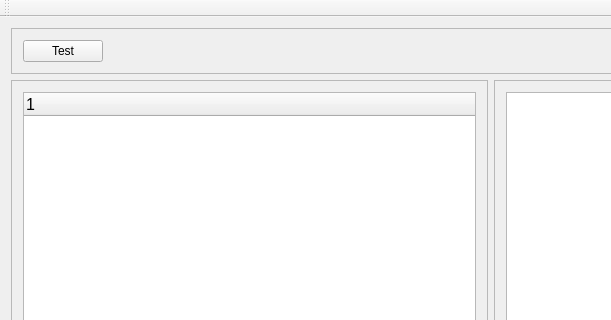
Before: the Qt Designer form QtTestGUI/mainwindow.ui in iegrsy/Qt, drawn with Qt 5; both pictures show x 0 to 611 and y 0 to 320 of the 982 by 553 pixel window.
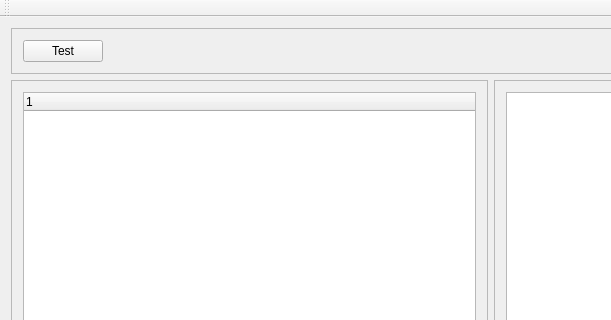
After: the same form once the commit is applied. Icons and pictures are not drawn.

What changed in the file:
```diff
--- a/QtTestGUI/mainwindow.ui
+++ b/QtTestGUI/mainwindow.ui
@@ -13,10 +13,22 @@
   <property name="windowTitle">
    <string>MainWindow</string>
   </property>
+  <property name="layoutDirection">
+   <enum>Qt::LeftToRight</enum>
+  </property>
+  <property name="autoFillBackground">
+   <bool>false</bool>
+  </property>
+  <property name="styleSheet">
+   <string notr="true"/>
+  </property>
   <widget class="QWidget" name="centralWidget">
    <layout class="QGridLayout" name="gridLayout">
     <item row="1" column="0">
      <widget class="QFrame" name="frame_2">
+      <property name="styleSheet">
+       <string notr="true"/>
+      </property>
       <property name="frameShape">
        <enum>QFrame::StyledPanel</enum>
       </property>
@@ -26,22 +38,31 @@
       <layout class="QHBoxLayout" name="horizontalLayout_2">
        <item>
         <widget class="QTreeWidget" name="treeWidget">
-         <property name="font">
-          <font>
-           <pointsize>12</pointsize>
-          </font>
+         <property name="styleSheet">
+          <string notr="true">QTreeView::branch:has-siblings:!adjoins-item {
+    border-image: url(:/vline.png) 0;
+}
+
+QTreeView::branch:has-siblings:adjoins-item {
+    border-image: url(:/branch-more.png) 0;
+}
+
+QTreeView::branch:!has-children:!has-siblings:adjoins-item {
+    border-image: url(:/branch-end.png) 0;
+}
+
+QTreeView::branch:has-children:!has-siblings:closed,
+QTreeView::branch:closed:has-children:has-siblings {
+        border-image: none;
+        image: url(:/branch-closed.png);
+}
+
+QTreeView::branch:open:has-children:!has-siblings,
+QTreeView::branch:open:has-children:has-siblings  {
+        border-image: none;
+        image: url(:/branch-open.png);
+}</string>
          </property>
-         <property name="sizeAdjustPolicy">
-          <enum>QAbstractScrollArea::AdjustIgnored</enum>
-         </property>
-         <property name="selectionMode">
-          <enum>QAbstractItemView::ExtendedSelection</enum>
-         </property>
-         <column>
-          <property name="text">
-           <string notr="true">1</string>
-          </property>
-         </column>
         </widget>
        </item>
       </layout>
```
